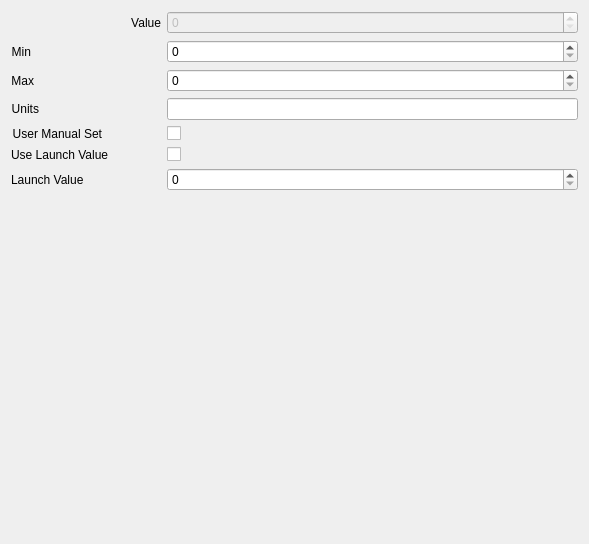
The window that opentoolcontroller/views/IntVarEditor.ui (OpenToolController/opentoolcontroller) describes before a commit, drawn with Qt 5.
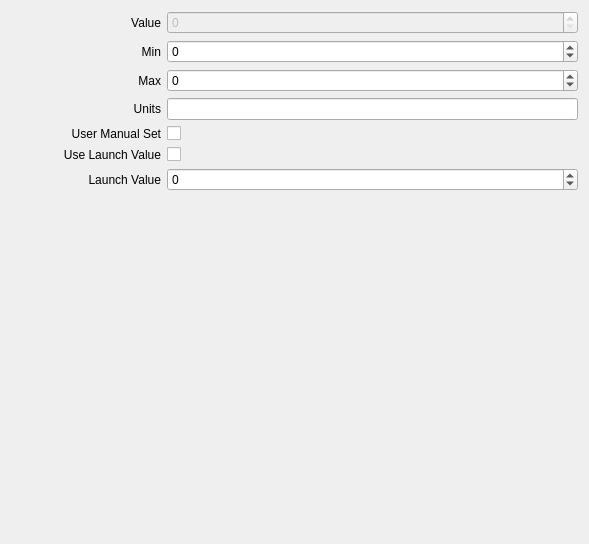
The same window after the commit.

```diff
--- a/opentoolcontroller/views/IntVarEditor.ui
+++ b/opentoolcontroller/views/IntVarEditor.ui
@@ -61,7 +61,7 @@
       <widget class="QLabel" name="label_6">
        <property name="minimumSize">
         <size>
-         <width>0</width>
+         <width>150</width>
          <height>0</height>
         </size>
        </property>
@@ -87,13 +87,19 @@
          <height>0</height>
         </size>
        </property>
+       <property name="minimum">
+        <number>-999999999</number>
+       </property>
+       <property name="maximum">
+        <number>999999999</number>
+       </property>
       </widget>
      </item>
      <item row="2" column="0">
       <widget class="QLabel" name="label_3">
        <property name="minimumSize">
         <size>
-         <width>0</width>
+         <width>150</width>
          <height>0</height>
         </size>
        </property>
@@ -119,13 +125,19 @@
          <height>0</height>
         </size>
        </property>
+       <property name="minimum">
+        <number>-999999999</number>
+       </property>
+       <property name="maximum">
+        <number>999999999</number>
+       </property>
       </widget>
      </item>
      <item row="3" column="0">
       <widget class="QLabel" name="label">
        <property name="minimumSize">
         <size>
-         <width>0</width>
+         <width>150</width>
          <height>0</height>
         </size>
        </property>
@@ -144,7 +156,7 @@
       <widget class="QLabel" name="label_4">
        <property name="minimumSize">
         <size>
-         <width>0</width>
+         <width>150</width>
          <height>0</height>
         </size>
        </property>
@@ -165,16 +177,34 @@
      </item>
      <item row="5" column="0">
       <widget class="QLabel" name="label_5">
+       <property name="minimumSize">
+        <size>
+         <width>150</width>
+         <height>0</height>
+        </size>
+       </property>
        <property name="text">
         <string>Use Launch Value</string>
        </property>
+       <property name="alignment">
+        <set>Qt::AlignRight|Qt::AlignTrailing|Qt::AlignVCenter</set>
+       </property>
       </widget>
      </item>
      <item row="6" column="0">
       <widget class="QLabel" name="label_7">
+       <property name="minimumSize">
+        <size>
+         <width>150</width>
+         <height>0</height>
+        </size>
+       </property>
        <property name="text">
         <string>Launch Value</string>
        </property>
+       <property name="alignment">
+        <set>Qt::AlignRight|Qt::AlignTrailing|Qt::AlignVCenter</set>
+       </property>
       </widget>
      </item>
      <item row="5" column="1">
@@ -198,6 +228,12 @@
          <height>0</height>
         </size>
        </property>
+       <property name="minimum">
+        <number>-999999999</number>
+       </property>
+       <property name="maximum">
+        <number>999999999</number>
+       </property>
       </widget>
      </item>
     </layout>
```
